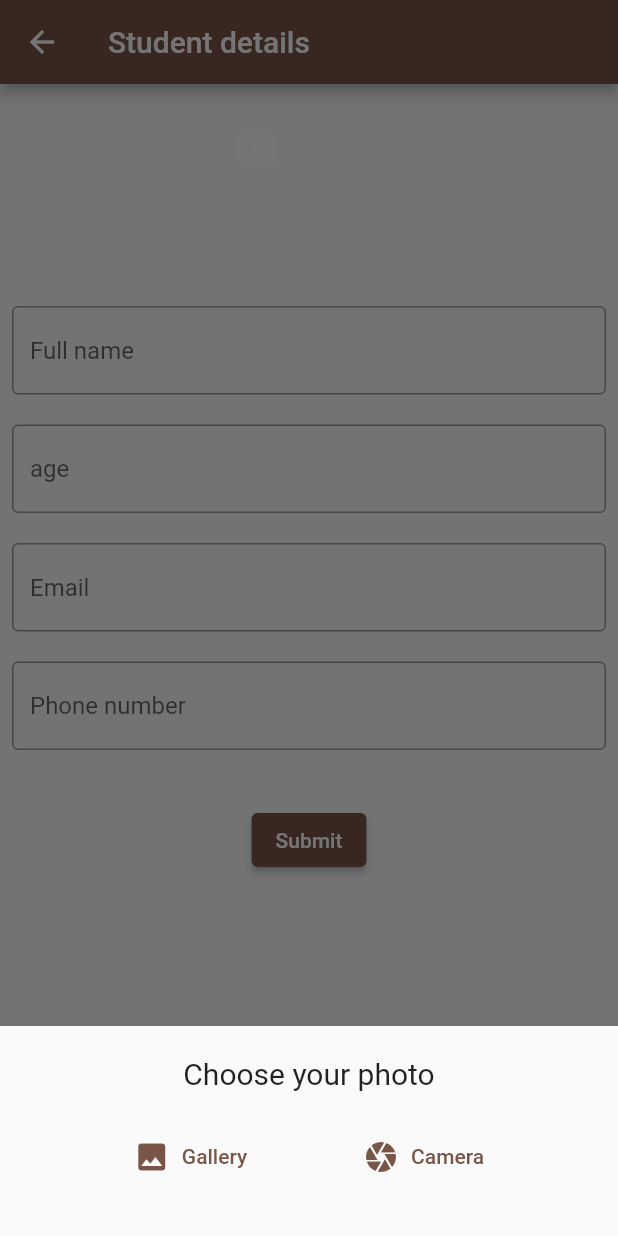
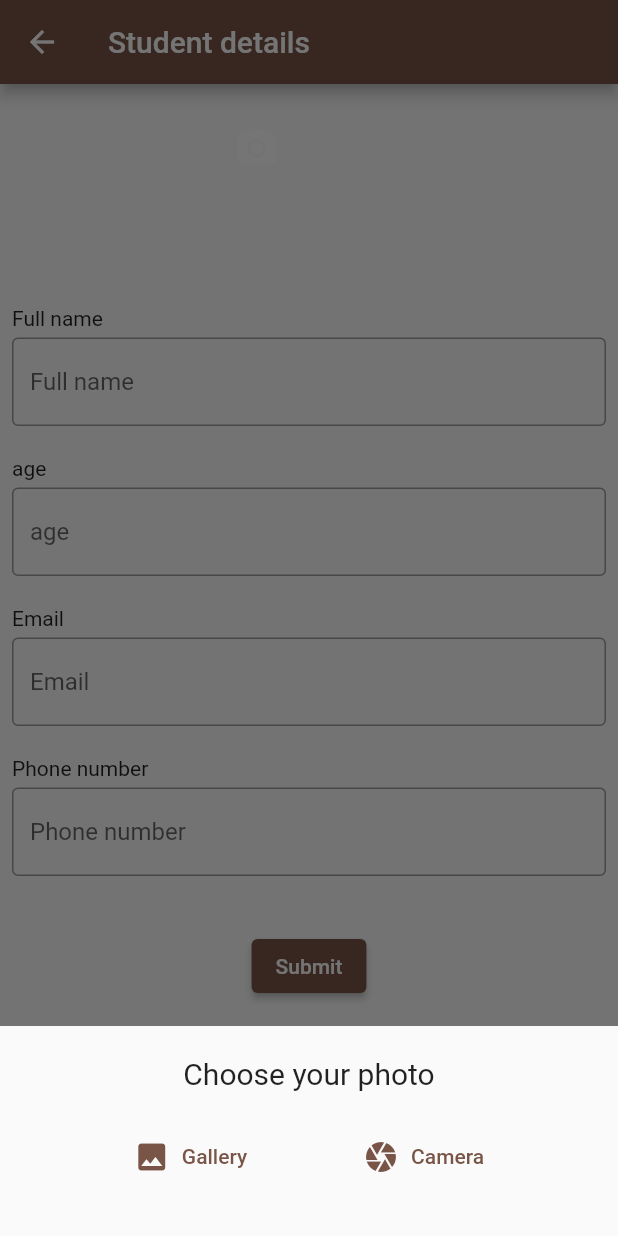
Before and after one commit to MuhammedFaseenCM/student_records_provider, a Flutter app: the EditStudentWidget screen opened directly with empty values, after a tap on "Update", after a tap on the "camera alt" icon, on a phone screen of 412 x 824 dp. Run offline on Flutter 3.47's test engine with Material 2 defaults, Android fonts, the phone set to English and light mode, and no system bars; our stand-ins replace hive_flutter, image_picker; accounts and stored records are empty; network calls fail.

Commit message:
bugs fixed

```diff
--- a/lib/Core/core_widgets.dart
+++ b/lib/Core/core_widgets.dart
@@ -1,14 +1,14 @@
 import 'dart:io';
 
 import 'package:flutter/material.dart';
+import 'package:provider/provider.dart';
 import 'package:stuentdb_hive/Core/colors.dart';
 import 'package:stuentdb_hive/Core/strings.dart';
 import 'package:stuentdb_hive/db/functions/db_functions.dart';
+import 'package:stuentdb_hive/home/screen/widget/add_student_widget.dart';
 import 'package:stuentdb_hive/provider/add_stud_provider.dart';
 
 final addPro = AddStudProvider();
-
-enum ActionType { AddStudent, EditStudent }
 
 Future<void> deleteStudentButton(int index, context) async {
   showDialog(
@@ -19,7 +19,9 @@ Future<void> deleteStudentButton(int index, context) async {
           actions: [
             TextButton(
                 onPressed: () {
-                  deleteStudent(index);
+                  Provider.of<DBfunctions>(scaffoldKey.currentContext!,
+                          listen: false)
+                      .deleteStudent(index);
                   Navigator.of(context).pop();
                   snackBar(context, 'Succesfully deleted');
                 },
@@ -62,9 +64,9 @@ Widget imageContainer({required image, height, width}) {
 //                   ))));
 }
 
-Widget space() {
-  return const SizedBox(
-    height: 20,
+Widget space({height}) {
+  return  SizedBox(
+    height: height??20,
   );
 }
 
--- a/lib/profile/widgets/edit_student_widget.dart
+++ b/lib/profile/widgets/edit_student_widget.dart
@@ -1,9 +1,11 @@
+import 'dart:developer';
+
 import 'package:flutter/material.dart';
 import 'package:provider/provider.dart';
 import 'package:stuentdb_hive/Core/colors.dart';
 import 'package:stuentdb_hive/Core/core_widgets.dart';
 import 'package:stuentdb_hive/Core/strings.dart';
-import 'package:stuentdb_hive/profile/widgets/image_widget.dart';
+import 'package:stuentdb_hive/Core/image_widget.dart';
 import 'package:stuentdb_hive/provider/add_stud_provider.dart';
 import '../../db/functions/db_functions.dart';
 import '../../db/model/data_model.dart';
@@ -25,7 +27,7 @@ class EditStudentWidget extends StatelessWidget {
       emailController.text = data.email;
       phoneController.text = data.phone;
     });
-
+    log("=<><>=rebuilded=<><>=");
     return Scaffold(
       appBar: AppBar(
         title: Text(addProvider.studDetails),
@@ -47,7 +49,7 @@ class EditStudentWidget extends StatelessWidget {
                 children: [
                   space(),
                   imageFun(
-                      image: data.image,
+                      image: value.picture == '' ? data.image : value.picture,
                       context: context,
                       imageFun: addProvider,
                       camIcon: addProvider.readonly),
@@ -80,18 +82,26 @@ class EditStudentWidget extends StatelessWidget {
 
   Widget textformfield(
       String hinttext, textInputType, controller, addProvider) {
-    return TextFormField(
-      controller: controller,
-      readOnly: addProvider.readonly,
-      decoration: InputDecoration(
-          border: const OutlineInputBorder(), hintText: hinttext),
-      keyboardType: textInputType,
+    return Column(
+      crossAxisAlignment: CrossAxisAlignment.start,
+      children: [
+        Text(hinttext),
+        space(height: 5.0),
+        TextFormField(
+          controller: controller,
+          readOnly: addProvider.readonly,
+          decoration: InputDecoration(
+              border: addProvider.readonly ? null : const OutlineInputBorder(),
+              hintText: hinttext),
+          keyboardType: textInputType,
+        ),
+      ],
     );
   }
 
-  Widget space() {
-    return const SizedBox(
-      height: 20,
+  Widget space({height}) {
+    return SizedBox(
+      height: height ?? 20,
     );
   }
 
@@ -115,22 +125,27 @@ class EditStudentWidget extends StatelessWidget {
     final age = ageController.text.trim();
     final email = emailController.text.trim();
     final phone = phoneController.text.trim();
-    final image = data.image;
+    String image = data.image;
+    if (addProvider.picture != '') {
+      image = addProvider.picture;
+    }
+
     final student = StudentModel(
         name: name, age: age, email: email, phone: phone, image: image);
     if (name == data.name &&
         age == data.age &&
         phone == data.phone &&
         email == data.email &&
-        image == data.image) {
+        image == data.image &&
+        addProvider.picture == '') {
       addProvider.noChangeText();
 
       return;
     }
 
     print('$name, $age, $email, $phone');
-    updateStudent(student, index!);
-    Navigator.of(context).pop();
+    Provider.of<DBfunctions>(context, listen: false)
+        .updateStudent(student, index!);
     Navigator.of(context).pop();
     snackBar(context, updateText);
   }
```
Also changed, not shown: lib/db/functions/db_functions.dart (+10 -6 lines), lib/home/screen/widget/add_student_widget.dart (+4 -3 lines), lib/home/screen/widget/search_student_widget.dart (+10 -13 lines), lib/main.dart (+10 -10 lines), lib/profile/widgets/list_student_widget.dart (renamed from lib/home/screen/widget/list_student_widget.dart, +13 -6 lines), lib/provider/stud_record_provider.dart (+10 -2 lines), lib/Core/image_widget.dart (renamed from lib/profile/widgets/image_widget.dart).
